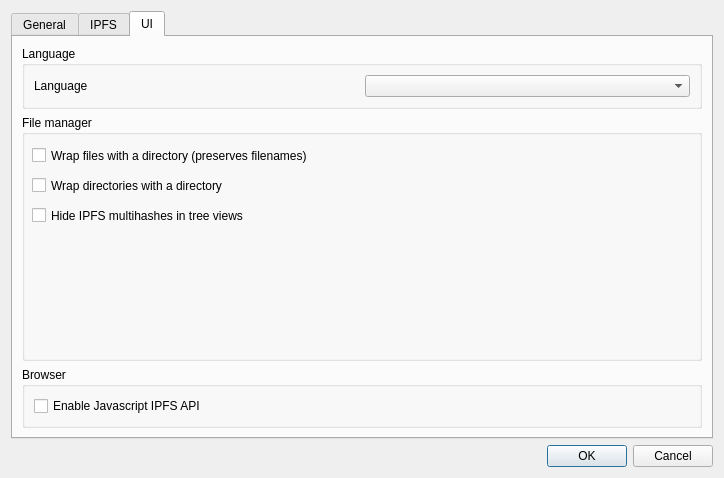
The window that galacteek/ui/settings.ui (pinnaculum/galacteek) describes before a commit, drawn with Qt 5.
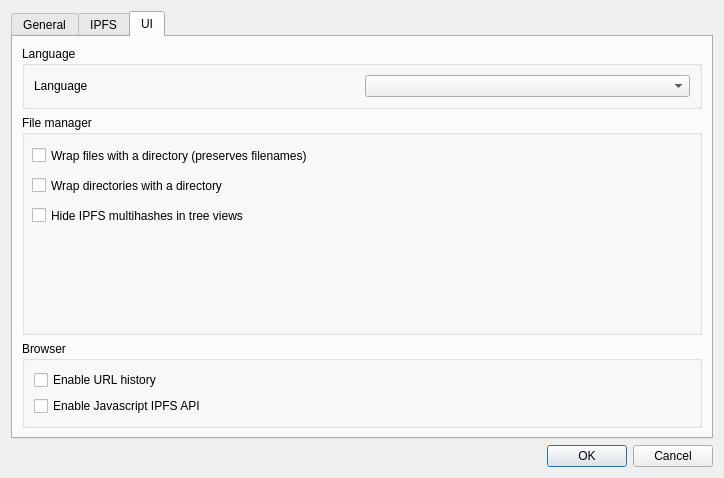
The same window after the commit. The open tabs and pages were chosen to show the change. Icons and pictures are not drawn.

Patch:
```diff
--- a/galacteek/ui/settings.ui
+++ b/galacteek/ui/settings.ui
@@ -21,7 +21,7 @@
    <item>
     <widget class="QTabWidget" name="tabWidget">
      <property name="currentIndex">
-      <number>1</number>
+      <number>2</number>
      </property>
      <widget class="QWidget" name="tab">
       <attribute name="title">
@@ -522,13 +522,20 @@
           <item row="0" column="0">
            <layout class="QGridLayout" name="gridLayout_3"/>
           </item>
-          <item row="1" column="0">
+          <item row="2" column="0">
            <widget class="QCheckBox" name="jsIpfsApi">
             <property name="text">
              <string>Enable Javascript IPFS API</string>
             </property>
            </widget>
           </item>
+          <item row="1" column="0">
+           <widget class="QCheckBox" name="urlHistoryEnable">
+            <property name="text">
+             <string>Enable URL history</string>
+            </property>
+           </widget>
+          </item>
          </layout>
         </widget>
        </item>
```
